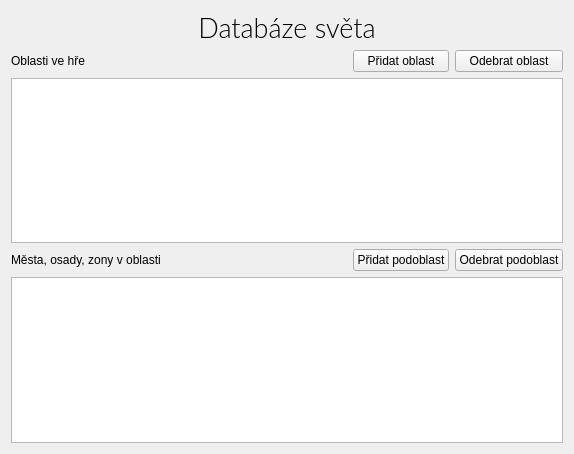
First picture: the form in mainwindow.ui, repository charamza/game-database, before the edit.
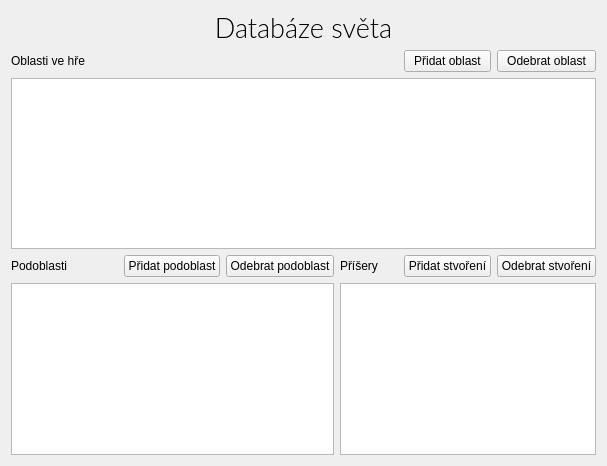
Second picture: the form after the edit.

Commit message: Tabulka kreatur

```diff
--- a/mainwindow.ui
+++ b/mainwindow.ui
@@ -6,8 +6,8 @@
    <rect>
     <x>0</x>
     <y>0</y>
-    <width>574</width>
-    <height>454</height>
+    <width>607</width>
+    <height>466</height>
    </rect>
   </property>
   <property name="windowTitle">
@@ -15,13 +15,23 @@
   </property>
   <widget class="QWidget" name="centralWidget">
    <layout class="QGridLayout" name="gridLayout">
-    <item row="1" column="3">
+    <item row="2" column="0" colspan="7">
+     <widget class="QTableView" name="viewLocation"/>
+    </item>
+    <item row="1" column="6">
      <widget class="QPushButton" name="removeLocation">
       <property name="text">
        <string>Odebrat oblast</string>
       </property>
      </widget>
     </item>
+    <item row="3" column="0">
+     <widget class="QLabel" name="label">
+      <property name="text">
+       <string>Podoblasti</string>
+      </property>
+     </widget>
+    </item>
     <item row="3" column="3">
      <widget class="QPushButton" name="removeSublocation">
       <property name="text">
@@ -29,7 +39,55 @@
       </property>
      </widget>
     </item>
-    <item row="1" column="1">
+    <item row="1" column="0">
+     <widget class="QLabel" name="label_3">
+      <property name="text">
+       <string>Oblasti ve hře</string>
+      </property>
+     </widget>
+    </item>
+    <item row="3" column="2">
+     <widget class="QPushButton" name="addSublocation">
+      <property name="text">
+       <string>Přidat podoblast</string>
+      </property>
+     </widget>
+    </item>
+    <item row="4" column="4" colspan="3">
+     <widget class="QTableView" name="tableView"/>
+    </item>
+    <item row="3" column="4">
+     <widget class="QLabel" name="label_4">
+      <property name="text">
+       <string>Příšery</string>
+      </property>
+     </widget>
+    </item>
+    <item row="3" column="6">
+     <widget class="QPushButton" name="removeCreature">
+      <property name="text">
+       <string>Odebrat stvoření</string>
+      </property>
+     </widget>
+    </item>
+    <item row="3" column="5">
+     <widget class="QPushButton" name="addCreature">
+      <property name="text">
+       <string>Přidat stvoření</string>
+      </property>
+     </widget>
+    </item>
+    <item row="1" column="5">
+     <widget class="QPushButton" name="addLocation">
+      <property name="text">
+       <string>Přidat oblast</string>
+      </property>
+     </widget>
+    </item>
+    <item row="4" column="0" colspan="4">
+     <widget class="QTableView" name="viewSublocation"/>
+    </item>
+    <item row="1" column="1" colspan="4">
      <spacer name="horizontalSpacer">
       <property name="orientation">
        <enum>Qt::Horizontal</enum>
@@ -42,38 +100,7 @@
       </property>
      </spacer>
     </item>
-    <item row="3" column="2">
-     <widget class="QPushButton" name="addSublocation">
-      <property name="text">
-       <string>Přidat podoblast</string>
-      </property>
-     </widget>
-    </item>
-    <item row="1" column="2">
-     <widget class="QPushButton" name="addLocation">
-      <property name="text">
-       <string>Přidat oblast</string>
-      </property>
-     </widget>
-    </item>
-    <item row="1" column="0">
-     <widget class="QLabel" name="label_3">
-      <property name="text">
-       <string>Oblasti ve hře</string>
-      </property>
-     </widget>
-    </item>
-    <item row="2" column="0" colspan="4">
-     <widget class="QTableView" name="viewLocation"/>
-    </item>
-    <item row="3" column="0">
-     <widget class="QLabel" name="label">
-      <property name="text">
-       <string>Města, osady, zony v oblasti</string>
-      </property>
-     </widget>
-    </item>
-    <item row="0" column="0" colspan="4">
+    <item row="0" column="0" colspan="7">
      <widget class="QLabel" name="label_2">
       <property name="font">
        <font>
```
Left out of the diff: 3 changed lines with no effect on the pictures. The commit also changes 1 other file.
